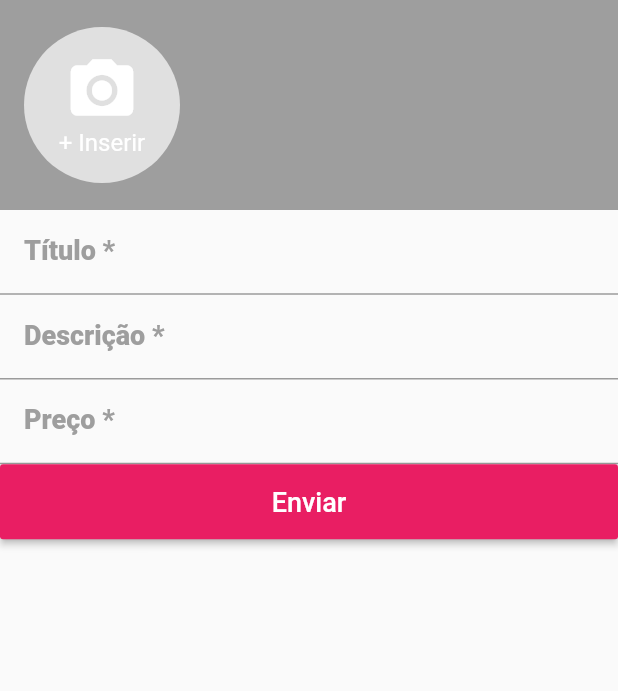
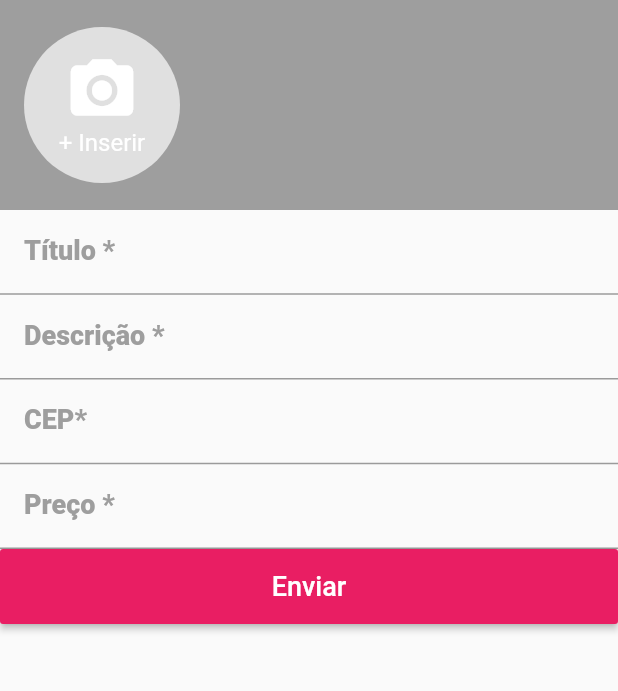
Before and after one commit to PAULOFO/business_magazine, a Flutter app: the screen it shows after launch, swiped to page 2, on a phone screen of 412 x 824 dp, the part 84-775 px from its top. Run offline on Flutter 3.47's test engine with Material 2 defaults, Android fonts, the phone set to English and light mode, and no system bars; our stand-ins replace brasil_fields, dio, image_picker, rxdart.

Commit message:
Criando o Campo de CEP

```diff
--- a/lib/api/api_postalcode.dart
+++ b/lib/api/api_postalcode.dart
@@ -29,9 +29,7 @@ Future<ApiResponse> getAddressFromAPI(String postalCode) async {
       federativeUnit: response.data['uf'],
     );
 
-    print(address);
-
-    print(response.data);
+    return ApiResponse.sucess(result: address);
   } on DioError catch (e) {
     return ApiResponse.error(
       error: ApiError(
--- /dev/null
+++ b/lib/common/custom_drawer/cep_field.dart
@@ -0,0 +1,40 @@
+import 'package:brasil_fields/brasil_fields.dart';
+import 'package:businessmagazine/models/address.dart';
+import 'package:flutter/material.dart';
+import 'package:flutter/services.dart';
+
+class CepField extends StatefulWidget {
+
+  CepField({this.decoration, this.onSaved});
+
+  final InputDecoration decoration;
+  final FormFieldSetter<Address> onSaved;
+
+  @override
+  _CepFieldState createState() => _CepFieldState();
+}
+
+class _CepFieldState extends State<CepField> {
+
+  InputDecoration get decoration => widget.decoration;
+  FormFieldSetter<Address> get onSaved => widget.onSaved;
+
+  @override
+  Widget build(BuildContext context) {
+    return Column(
+      children: <Widget>[
+        TextFormField(
+          keyboardType: TextInputType.number,
+          decoration: decoration,
+          inputFormatters: [
+            WhitelistingTextInputFormatter.digitsOnly,
+            CepInputFormatter(),
+          ],
+          onSaved: (c){
+            onSaved(Address());
+          },
+        )
+      ],
+    );
+  }
+}
--- a/lib/screens/create/create_screen.dart
+++ b/lib/screens/create/create_screen.dart
@@ -1,5 +1,6 @@
 import 'package:brasil_fields/brasil_fields.dart';
 import 'package:businessmagazine/api/api_postalcode.dart';
+import 'package:businessmagazine/common/custom_drawer/cep_field.dart';
 import 'package:businessmagazine/common/custom_drawer/custom_drawer.dart';
 import 'package:businessmagazine/screens/create/widgets/images_field.dart';
 import 'package:flutter/material.dart';
@@ -71,6 +72,20 @@ class _CreateScreenState extends State<CreateScreen> {
 
               },
             ),
+            CepField(
+              decoration: InputDecoration(
+                labelText: 'CEP*',
+                labelStyle: TextStyle(
+                  fontWeight: FontWeight.w800,
+                  color: Colors.grey,
+                  fontSize: 18,
+                ),
+                contentPadding: const EdgeInsets.fromLTRB(16, 10, 12, 10),
+               ),
+                onSaved: (a) {
+
+                },
+              ),
             TextFormField(
               decoration: InputDecoration(
                 labelText: 'Preço *',
```
